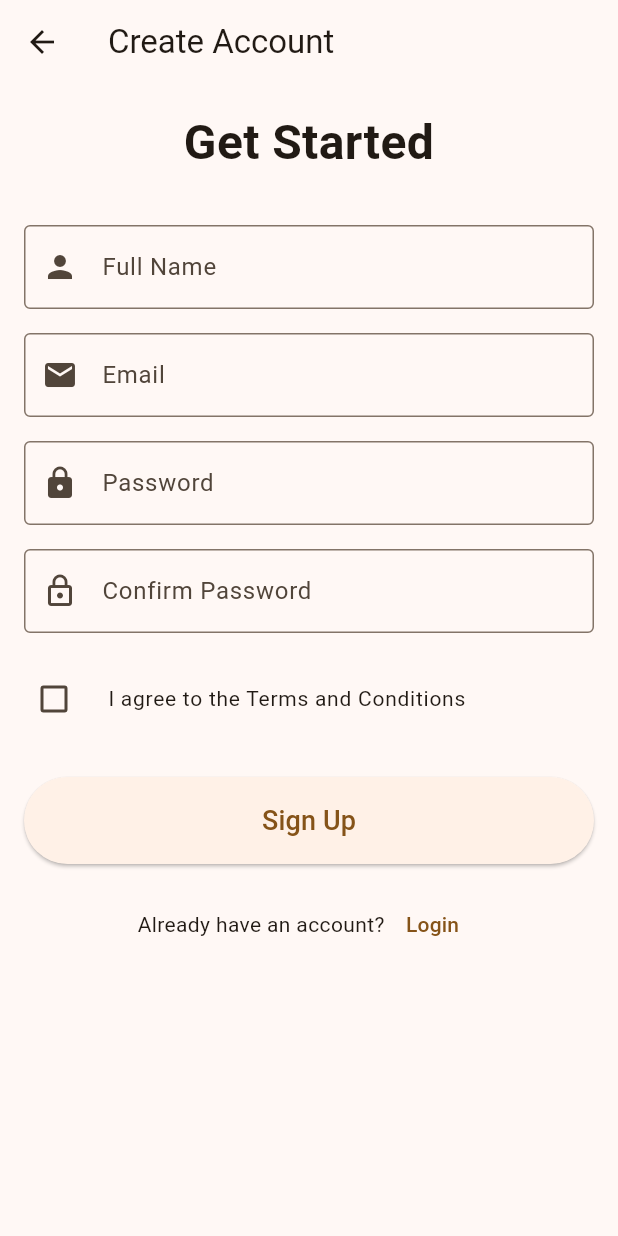
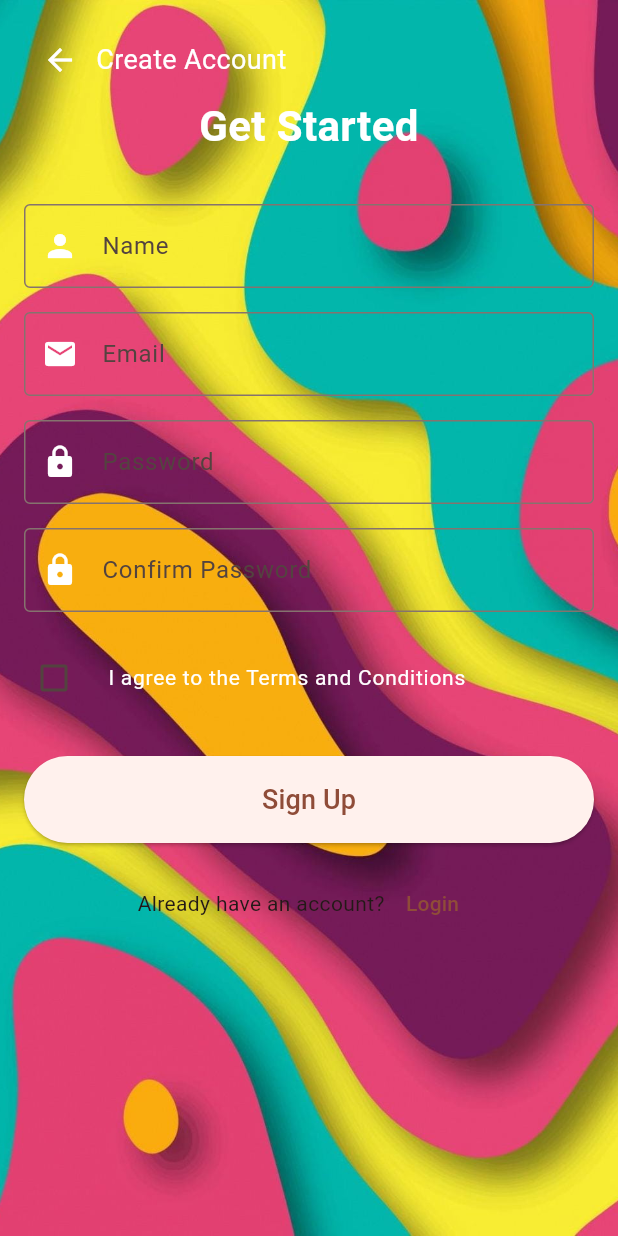
Before and after one commit to Rajesh3009/bookit, a Flutter app: the screen it shows after launch, after a tap on "Sign Up", on a phone screen of 412 x 824 dp. Run offline on Flutter 3.47's test engine with Material 3 defaults, Android fonts, the phone set to English and light mode, and no system bars; our stand-ins replace cached_network_image, cloud_firestore, firebase_auth, firebase_core, firebase_crashlytics, firebase_storage and 1 more; accounts and stored records are empty; generated files the repository leaves out were written again.

Commit message:
Improves UI and adds features
Updates the UI with a new color scheme and improved styling for various screens.
Adds a bottom navigation bar to the home screen for easier navigation.
Improves the booking screen with better date and time selection, and seat selection.
Adds background image to login and signup screens.
Improves error handling and adds better feedback to the user.
Adds a new custom text form field widget for better code reusability.
Orders tickets by creation date in the tickets view.
Adds null checks to prevent crashes.

```diff
--- a/lib/main.dart
+++ b/lib/main.dart
@@ -1,6 +1,7 @@
 import 'package:bookit/routes/routes.dart';
 import 'package:firebase_crashlytics/firebase_crashlytics.dart';
 import 'package:flutter/material.dart';
+import 'package:flutter/services.dart';
 import 'package:flutter_riverpod/flutter_riverpod.dart';
 import 'package:firebase_core/firebase_core.dart';
 import 'firebase_options.dart';
@@ -11,7 +12,7 @@ void main() async {
     options: DefaultFirebaseOptions.currentPlatform,
   );
   FlutterError.onError = FirebaseCrashlytics.instance.recordFlutterFatalError;
-
+  SystemChrome.setEnabledSystemUIMode(SystemUiMode.edgeToEdge);
   runApp(
     const ProviderScope(
       child: MyApp(),
@@ -28,8 +29,8 @@ class MyApp extends StatelessWidget {
       debugShowCheckedModeBanner: false,
       title: 'BookIt',
       theme: ThemeData(
-        colorScheme: ColorScheme.fromSeed(seedColor: Colors.orange),
         useMaterial3: true,
+        colorScheme: ColorScheme.fromSeed(seedColor: Colors.deepOrange),
       ),
       initialRoute: AppRoutes.authWrapper,
       routes: AppRoutes.routes,
--- a/lib/screens/login_screen.dart
+++ b/lib/screens/login_screen.dart
@@ -59,7 +59,15 @@ class _LoginScreenState extends State<LoginScreen> {
   @override
   Widget build(BuildContext context) {
     return Scaffold(
-      body: SafeArea(
+      backgroundColor: Colors.white, // Added background color
+      body: Container(
+        decoration: BoxDecoration(
+          image: DecorationImage(
+            image: AssetImage('assets/background/pxfuel.jpg'),
+            fit: BoxFit.cover, // Adjust as needed
+          ),
+        ),
+        child: SafeArea(
           child: Padding(
             padding: const EdgeInsets.all(16.0),
             child: Form(
@@ -73,6 +81,7 @@ class _LoginScreenState extends State<LoginScreen> {
                     'Welcome Back',
                     style: TextStyle(
                       fontSize: 32,
+                      color: Colors.white,
                       fontWeight: FontWeight.bold,
                     ),
                     textAlign: TextAlign.center,
@@ -85,8 +94,13 @@ class _LoginScreenState extends State<LoginScreen> {
                     keyboardType: TextInputType.emailAddress,
                     decoration: const InputDecoration(
                       labelText: 'Email',
-                    border: OutlineInputBorder(),
-                    prefixIcon: Icon(Icons.email),
+                      labelStyle: TextStyle(color: Colors.white),
+                      enabledBorder: OutlineInputBorder(
+                        borderSide: BorderSide(color: Colors.white),
+                      ),
+                      border: OutlineInputBorder(
+                          borderSide: BorderSide(color: Colors.white)),
+                      prefixIcon: Icon(Icons.email, color: Colors.white),
                     ),
                     validator: (value) {
                       if (value == null || value.isEmpty) {
@@ -103,8 +117,10 @@ class _LoginScreenState extends State<LoginScreen> {
                     obscureText: true,
                     decoration: const InputDecoration(
                       labelText: 'Password',
-                    border: OutlineInputBorder(),
-                    prefixIcon: Icon(Icons.lock),
+                      labelStyle: TextStyle(color: Colors.white),
+                      border: OutlineInputBorder(
+                          borderSide: BorderSide(color: Colors.white)),
+                      prefixIcon: Icon(Icons.lock, color: Colors.white),
                     ),
                     validator: (value) {
                       if (value == null || value.isEmpty) {
@@ -150,7 +166,8 @@ class _LoginScreenState extends State<LoginScreen> {
                   Row(
                     mainAxisAlignment: MainAxisAlignment.center,
                     children: [
-                    const Text('Don\'t have an account?'),
+                      const Text('Don\'t have an account?',
+                          style: TextStyle(color: Colors.white)),
                       TextButton(
                         onPressed: () {
                           Navigator.push(
@@ -158,11 +175,15 @@ class _LoginScreenState extends State<LoginScreen> {
                               MaterialPageRoute(
                                   builder: (context) => const SignupScreen()));
                         },
-                      child: const Text('Sign Up'),
+                        child: const Text('Sign Up',
+                            style: TextStyle(
+                                color: Colors.blue,
+                                fontStyle: FontStyle.italic)),
                       ),
                     ],
                   ),
                 ],
+              ),
             ),
           ),
         ),
--- a/lib/screens/signup_screen.dart
+++ b/lib/screens/signup_screen.dart
@@ -1,4 +1,5 @@
 import 'package:bookit/routes/routes.dart';
+import 'package:bookit/widgets/custom_text_form_field.dart';
 import 'package:flutter/material.dart';
 import 'package:firebase_auth/firebase_auth.dart';
 import 'package:cloud_firestore/cloud_firestore.dart';
@@ -89,15 +90,14 @@ class _SignupScreenState extends State<SignupScreen> {
   @override
   Widget build(BuildContext context) {
     return Scaffold(
-      appBar: AppBar(
-        title: const Text('Create Account'),
-        elevation: 0,
-        leading: IconButton(
-          icon: const Icon(Icons.arrow_back),
-          onPressed: () => Navigator.pushNamed(context, AppRoutes.login),
+      body: Container(
+        height: double.infinity,
+        decoration: const BoxDecoration(
+          image: DecorationImage(
+              image: AssetImage('assets/background/pxfuel.jpg'),
+              fit: BoxFit.cover),
         ),
-      ),
-      body: SafeArea(
+        child: SafeArea(
           child: SingleChildScrollView(
             padding: const EdgeInsets.all(16.0),
             child: Form(
@@ -105,11 +105,27 @@ class _SignupScreenState extends State<SignupScreen> {
               child: Column(
                 crossAxisAlignment: CrossAxisAlignment.stretch,
                 children: [
+                  Row(
+                    children: [
+                      IconButton(
+                        icon: const Icon(Icons.arrow_back),
+                        color: Colors.white,
+                        onPressed: () =>
+                            Navigator.pushNamed(context, AppRoutes.login),
+                      ),
+                      const Text('Create Account',
+                          style: TextStyle(
+                            color: Colors.white,
+                            fontSize: 18,
+                          )),
+                    ],
+                  ),
                   // Title
                   const Text(
                     'Get Started',
                     style: TextStyle(
-                    fontSize: 32,
+                      fontSize: 28,
+                      color: Colors.white,
                       fontWeight: FontWeight.bold,
                     ),
                     textAlign: TextAlign.center,
@@ -117,15 +133,12 @@ class _SignupScreenState extends State<SignupScreen> {
                   const SizedBox(height: 32),
 
                   // Name Field
-                TextFormField(
+                  CustomTextFormField(
                     controller: _nameController,
                     keyboardType: TextInputType.name,
                     textCapitalization: TextCapitalization.words,
-                  decoration: const InputDecoration(
-                    labelText: 'Full Name',
-                    border: OutlineInputBorder(),
-                    prefixIcon: Icon(Icons.person),
-                  ),
+                    labelText: 'Name',
+                    prefixIcon: Icons.person,
                     validator: (value) {
                       if (value == null || value.isEmpty) {
                         return 'Please enter your name';
@@ -133,17 +146,16 @@ class _SignupScreenState extends State<SignupScreen> {
                       return null;
                     },
                   ),
+
                   const SizedBox(height: 16),
 
                   // Email Field
-                TextFormField(
+                  CustomTextFormField(
                     controller: _emailController,
                     keyboardType: TextInputType.emailAddress,
-                  decoration: const InputDecoration(
                     labelText: 'Email',
-                    border: OutlineInputBorder(),
-                    prefixIcon: Icon(Icons.email),
-                  ),
+                    textCapitalization: TextCapitalization.none,
+                    prefixIcon: Icons.email,
                     validator: (value) {
                       if (value == null || value.isEmpty) {
                         return 'Please enter your email';
@@ -157,14 +169,12 @@ class _SignupScreenState extends State<SignupScreen> {
                   const SizedBox(height: 16),
 
                   // Password Field
-                TextFormField(
+                  CustomTextFormField(
                     controller: _passwordController,
                     obscureText: true,
-                  decoration: const InputDecoration(
+                    textCapitalization: TextCapitalization.none,
                     labelText: 'Password',
-                    border: OutlineInputBorder(),
-                    prefixIcon: Icon(Icons.lock),
-                  ),
+                    prefixIcon: Icons.lock,
                     validator: (value) {
                       if (value == null || value.isEmpty) {
                         return 'Please enter a password';
@@ -178,14 +188,12 @@ class _SignupScreenState extends State<SignupScreen> {
                   const SizedBox(height: 16),
 
                   // Confirm Password Field
-                TextFormField(
+                  CustomTextFormField(
                     controller: _confirmPasswordController,
                     obscureText: true,
-                  decoration: const InputDecoration(
+                    textCapitalization: TextCapitalization.none,
                     labelText: 'Confirm Password',
-                    border: OutlineInputBorder(),
-                    prefixIcon: Icon(Icons.lock_outline),
-                  ),
+                    prefixIcon: Icons.lock,
                     validator: (value) {
                       if (value == null || value.isEmpty) {
                         return 'Please confirm your password';
@@ -208,7 +216,7 @@ class _SignupScreenState extends State<SignupScreen> {
                     },
                     title: const Text(
                       'I agree to the Terms and Conditions',
-                    style: TextStyle(fontSize: 14),
+                      style: TextStyle(fontSize: 14, color: Colors.white),
                     ),
                     controlAffinity: ListTileControlAffinity.leading,
                     contentPadding: EdgeInsets.zero,
@@ -256,6 +264,7 @@ class _SignupScreenState extends State<SignupScreen> {
             ),
           ),
         ),
+      ),
     );
   }
 
--- a/lib/views/nowplaying.dart
+++ b/lib/views/nowplaying.dart
@@ -157,7 +157,7 @@ class _NowPlayingState extends ConsumerState<NowPlaying> {
     return SizedBox(
       height: 55,
       child: Text(
-        movie['title'],
+        movie['title'] ?? 'No Title',
         style: const TextStyle(
           color: Colors.black,
           fontWeight: FontWeight.bold,
--- a/lib/views/ticketsview.dart
+++ b/lib/views/ticketsview.dart
@@ -11,6 +11,7 @@ class TicketsView extends StatelessWidget {
     return FirebaseFirestore.instance
         .collection('bookings')
         .where('userId', isEqualTo: userId)
+        .orderBy('createdAt', descending: true)
         .snapshots();
   }
 
@@ -29,7 +30,6 @@ class TicketsView extends StatelessWidget {
           ),
           child: Icon(
             Icons.confirmation_number,
-            color: Theme.of(context).primaryColor,
           ),
         ),
         title: Text(
--- /dev/null
+++ b/lib/widgets/custom_text_form_field.dart
@@ -0,0 +1,43 @@
+import 'package:flutter/material.dart';
+
+class CustomTextFormField extends StatelessWidget {
+  final TextEditingController controller;
+  final String labelText;
+  final TextInputType? keyboardType;
+  final TextCapitalization textCapitalization; // Changed to non-nullable
+  final String? Function(String?)? validator;
+  final IconData? prefixIcon;
+  final bool obscureText;
+
+  const CustomTextFormField({
+    super.key,
+    required this.controller,
+    required this.labelText,
+    this.keyboardType,
+    required this.textCapitalization, // Made required
+    this.validator,
+    this.prefixIcon,
+    this.obscureText = false,
+  });
+
+  @override
+  Widget build(BuildContext context) {
+    return TextFormField(
+      controller: controller,
+      keyboardType: keyboardType,
+      textCapitalization: textCapitalization,
+      obscureText: obscureText,
+      decoration: InputDecoration(
+        labelText: labelText,
+        border: const OutlineInputBorder(),
+        prefixIcon: prefixIcon != null
+            ? Icon(
+                prefixIcon,
+                color: Colors.white,
+              )
+            : null,
+      ),
+      validator: validator,
+    );
+  }
+}
--- a/pubspec.yaml
+++ b/pubspec.yaml
@@ -1,7 +1,7 @@
 name: bookit
 description: "A new Flutter project."
 publish_to: "none"
-version: 0.1.4+5
+version: 0.1.6+6
 
 environment:
   sdk: ">=3.0.0 <4.0.0"
@@ -19,6 +19,7 @@ dependencies:
     sdk: flutter
   flutter_riverpod: ^2.6.1
   image_picker: ^1.1.2
+  intl: ^0.20.1
 
 dev_dependencies:
   flutter_test:
@@ -36,6 +37,7 @@ flutter:
   uses-material-design: true
   assets:
     - assets/
+    - assets/background/
 
 flutter_launcher_icons:
   android: true
```
Also changed, not shown: lib/screens/booking_screen.dart (+33 -28 lines), lib/screens/home_screen.dart (+23 -3 lines), lib/screens/movie_detail_screen.dart (+4 -5 lines), lib/themes/app_theme.dart (added, +30 -0 lines), lib/themes/apptheme.dart (deleted, +0 -27 lines), assets/background/pxfuel.jpg (added), pubspec.lock. Lines whose indentation alone changed are shown as unchanged.
